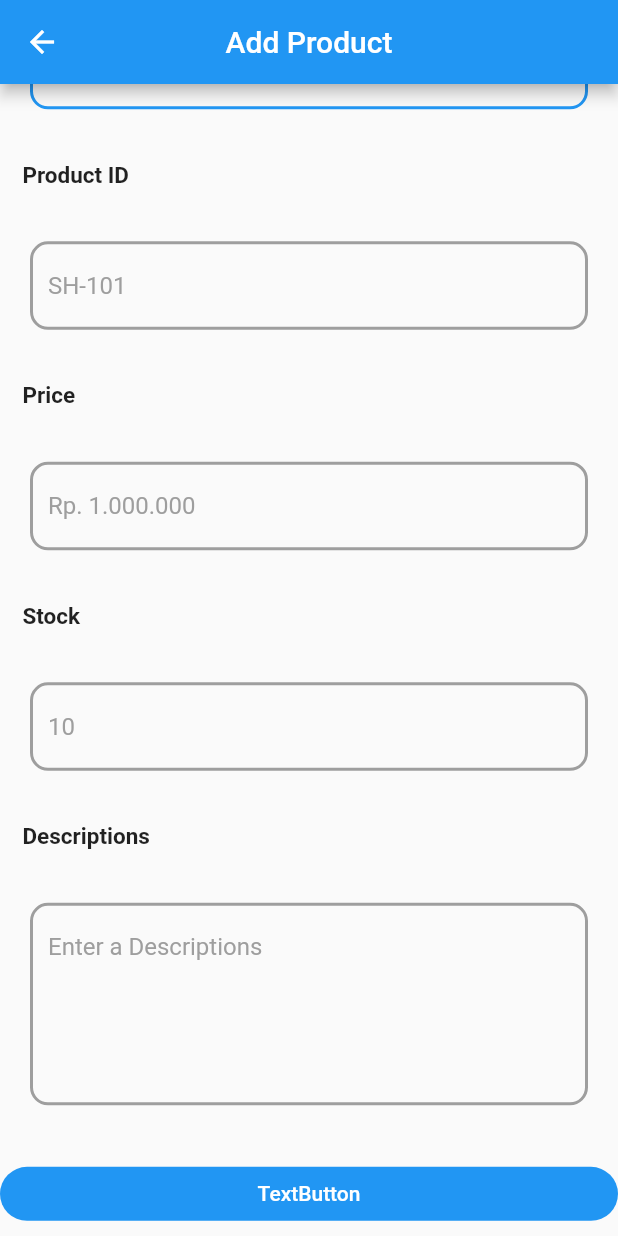
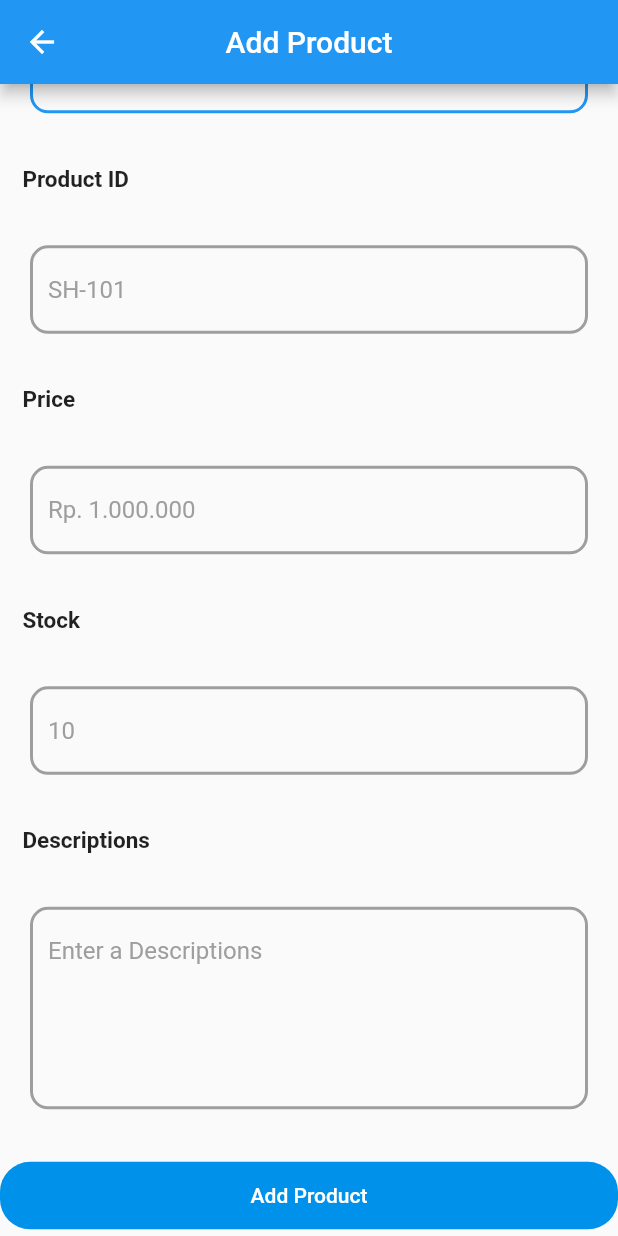
Before and after one commit to jeniastina/tugas2_jeni, a Flutter app: the screen it shows after launch, scrolled down 434 dp, on a phone screen of 412 x 824 dp. Run offline on Flutter 3.47's test engine with Material 2 defaults, Android fonts, the phone set to English and light mode, and no system bars.

```diff
--- a/lib/main.dart
+++ b/lib/main.dart
@@ -145,21 +145,25 @@ class MyHomePage extends StatelessWidget {
                       borderSide: BorderSide(color: Colors.grey, width: 2),
                     )),
               )),
-          TextButton(
-            style: ButtonStyle(
-              backgroundColor: MaterialStateProperty.all<Color>(Colors.blue),
-              shape: MaterialStateProperty.all<RoundedRectangleBorder>(
-                RoundedRectangleBorder(
-                  borderRadius: BorderRadius.circular(18.0),
+          Container(
+            width: 200,
+            height: 45,
+            child: TextButton(
+              style: TextButton.styleFrom(
+                backgroundColor: Color(0xff0091EA),
+                shape: RoundedRectangleBorder(
+                  borderRadius: BorderRadius.circular(20),
+                ),
+              ),
+              onPressed: () {},
+              child: Text(
+                "Add Product",
+                style: TextStyle(
+                  color: Color(0xffffffff),
                 ),
               ),
             ),
-            onPressed: () {},
-            child: Text(
-              "TextButton",
-              style: TextStyle(color: Colors.white),
-            ),
-          )
+          ),
         ]));
   }
 }
```
Also changed, not shown: 1 other file.
